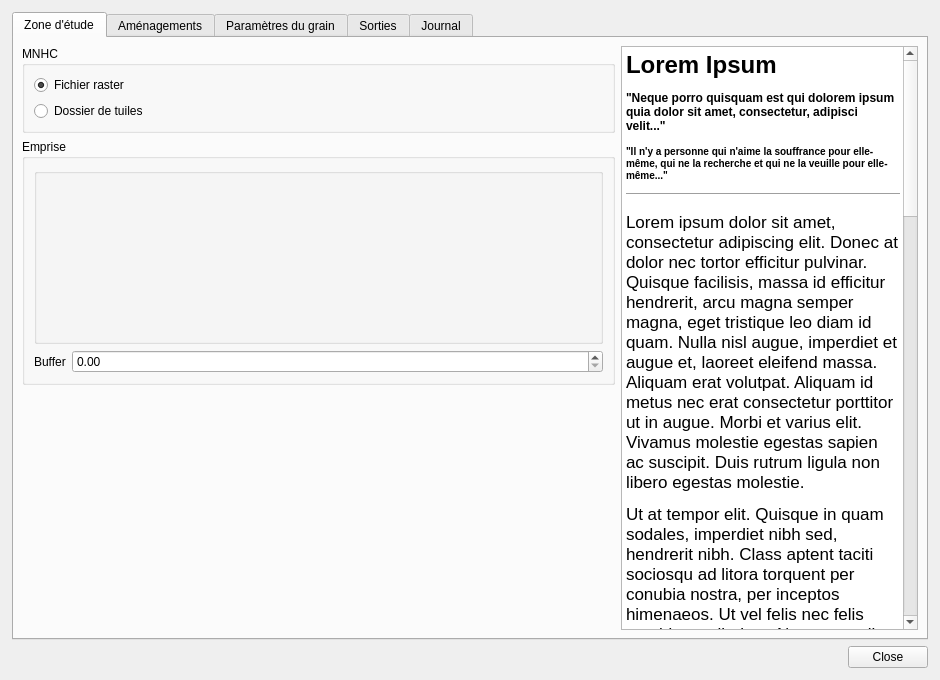
Old version of the form dialogs/chloe_grain_dialog.ui in the repository hboussard/chloe5_qgis.
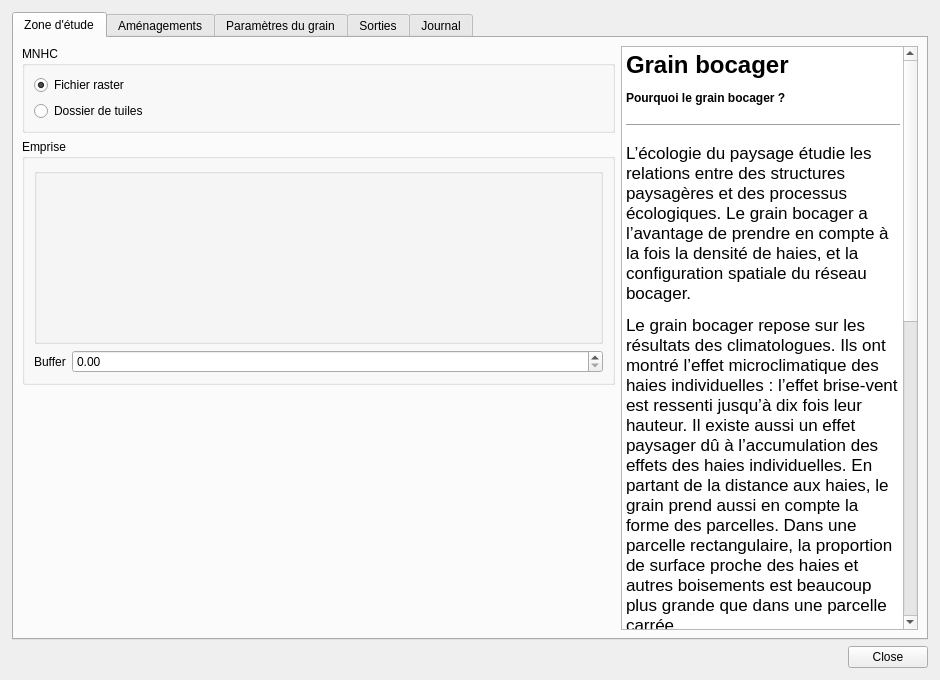
New version of the form. Custom widgets are drawn as their Qt base class.

Commit message: texte doc. grain bocager

Patch:
```diff
--- a/dialogs/chloe_grain_dialog.ui
+++ b/dialogs/chloe_grain_dialog.ui
@@ -172,15 +172,15 @@
 &lt;html&gt;&lt;head&gt;&lt;meta name=&quot;qrichtext&quot; content=&quot;1&quot; /&gt;&lt;style type=&quot;text/css&quot;&gt;
 p, li { white-space: pre-wrap; }
 &lt;/style&gt;&lt;/head&gt;&lt;body style=&quot; font-family:'.AppleSystemUIFont'; font-size:13pt; font-weight:400; font-style:normal;&quot;&gt;
-&lt;h1 style=&quot; margin-top:18px; margin-bottom:12px; margin-left:0px; margin-right:0px; -qt-block-indent:0; text-indent:0px;&quot;&gt;&lt;span style=&quot; font-size:xx-large; font-weight:600;&quot;&gt;Lorem Ipsum&lt;/span&gt;&lt;/h1&gt;
-&lt;h4 style=&quot; margin-top:12px; margin-bottom:12px; margin-left:0px; margin-right:0px; -qt-block-indent:0; text-indent:0px;&quot;&gt;&lt;span style=&quot; font-size:medium; font-weight:600;&quot;&gt;&amp;quot;Neque porro quisquam est qui dolorem ipsum quia dolor sit amet, consectetur, adipisci velit...&amp;quot;&lt;/span&gt;&lt;/h4&gt;
-&lt;h5 style=&quot; margin-top:12px; margin-bottom:4px; margin-left:0px; margin-right:0px; -qt-block-indent:0; text-indent:0px;&quot;&gt;&lt;span style=&quot; font-size:small; font-weight:600;&quot;&gt;&amp;quot;Il n'y a personne qui n'aime la souffrance pour elle-même, qui ne la recherche et qui ne la veuille pour elle-même...&amp;quot; &lt;/span&gt;&lt;/h5&gt;
+&lt;h1 style=&quot; margin-top:18px; margin-bottom:12px; margin-left:0px; margin-right:0px; -qt-block-indent:0; text-indent:0px;&quot;&gt;&lt;span style=&quot; font-size:xx-large; font-weight:600;&quot;&gt;Grain bocager&lt;/span&gt;&lt;/h1&gt;
+&lt;h4 style=&quot; margin-top:12px; margin-bottom:12px; margin-left:0px; margin-right:0px; -qt-block-indent:0; text-indent:0px;&quot;&gt;&lt;span style=&quot; font-size:medium; font-weight:600;&quot;&gt;Pourquoi le grain bocager ?&lt;/span&gt;&lt;/h4&gt;
 &lt;hr /&gt;
-&lt;p style=&quot; margin-top:12px; margin-bottom:12px; margin-left:0px; margin-right:0px; -qt-block-indent:0; text-indent:0px;&quot;&gt;&lt;a name=&quot;Content&quot;&gt;&lt;/a&gt;Lorem ipsum dolor sit amet, consectetur adipiscing elit. Donec at dolor nec tortor efficitur pulvinar. Quisque facilisis, massa id efficitur hendrerit, arcu magna semper magna, eget tristique leo diam id quam. Nulla nisl augue, imperdiet et augue et, laoreet eleifend massa. Aliquam erat volutpat. Aliquam id metus nec erat consectetur porttitor ut in augue. Morbi et varius elit. Vivamus molestie egestas sapien ac suscipit. Duis rutrum ligula non libero egestas molestie. &lt;/p&gt;
-&lt;p style=&quot; margin-top:12px; margin-bottom:12px; margin-left:0px; margin-right:0px; -qt-block-indent:0; text-indent:0px;&quot;&gt;Ut at tempor elit. Quisque in quam sodales, imperdiet nibh sed, hendrerit nibh. Class aptent taciti sociosqu ad litora torquent per conubia nostra, per inceptos himenaeos. Ut vel felis nec felis gravida vestibulum. Nunc est nulla, posuere vel venenatis at, facilisis et ipsum. Nullam pulvinar feugiat suscipit. Nulla malesuada ut mauris a consectetur. Phasellus vel erat a orci euismod convallis. Nunc accumsan magna augue, sed auctor mi vulputate eget. &lt;/p&gt;
-&lt;p style=&quot; margin-top:12px; margin-bottom:12px; margin-left:0px; margin-right:0px; -qt-block-indent:0; text-indent:0px;&quot;&gt;Quisque odio orci, dignissim a nisi imperdiet, dictum malesuada quam. Quisque vel neque ut orci posuere pretium. Nulla tristique congue erat sodales venenatis. In viverra quam justo, et lacinia orci rhoncus non. Etiam aliquam augue dolor, eu vestibulum leo aliquam et. Nunc tortor dui, cursus eget turpis ut, tincidunt ornare ante. Nunc pretium nibh in diam egestas tempor. Praesent metus odio, venenatis non mi quis, iaculis mattis neque. Aenean vitae dui vel erat interdum aliquam et eget nisi. Curabitur vel urna nunc. Sed vehicula efficitur rhoncus. Maecenas lobortis, sapien et accumsan bibendum, risus tellus ullamcorper urna, vel efficitur ex enim vitae purus. Morbi sagittis ornare nulla ut volutpat. In malesuada erat vitae egestas sagittis. Proin pharetra, purus eu lacinia viverra, turpis mauris molestie leo, id condimentum leo mi et risus. &lt;/p&gt;
-&lt;p style=&quot; margin-top:12px; margin-bottom:12px; margin-left:0px; margin-right:0px; -qt-block-indent:0; text-indent:0px;&quot;&gt;Vivamus pulvinar rutrum orci non semper. Aenean a magna eu ligula facilisis luctus. Fusce vel leo lectus. Quisque lacinia dolor id bibendum fermentum. Aenean id pellentesque neque. Aliquam imperdiet varius consectetur. Vestibulum a massa bibendum, efficitur magna eget, vehicula dolor. Vestibulum ornare ligula leo, ac sodales dui luctus at. Suspendisse et nunc blandit, tincidunt lectus nec, semper neque. Fusce orci elit, eleifend sed ultricies non, tincidunt scelerisque felis. Maecenas laoreet et ipsum quis aliquet. Lorem ipsum dolor sit amet, consectetur adipiscing elit. Praesent ut sapien nec ipsum aliquet viverra nec et diam. Nunc porttitor egestas porttitor. &lt;/p&gt;
-&lt;p style=&quot; margin-top:12px; margin-bottom:12px; margin-left:0px; margin-right:0px; -qt-block-indent:0; text-indent:0px;&quot;&gt;Vivamus sit amet porta erat. Etiam cursus lacus id enim sollicitudin vestibulum. Mauris malesuada dui vel leo tempus, non dictum magna ullamcorper. Donec interdum lacus nec sapien cursus, ut venenatis felis viverra. Maecenas diam nisi, ullamcorper ut diam non, lacinia ultricies augue. Duis rhoncus orci ultrices nisl pulvinar ultricies. Suspendisse risus metus, sodales et augue non, semper fermentum diam. Sed consequat condimentum felis sit amet congue. Nam ornare magna sit amet eros placerat, in rhoncus libero maximus. Integer ac hendrerit ex. Aliquam feugiat nec eros in sagittis. Nulla id tellus in metus ultricies ornare. &lt;/p&gt;&lt;/body&gt;&lt;/html&gt;</string>
+&lt;p style=&quot; margin-top:12px; margin-bottom:12px; margin-left:0px; margin-right:0px; -qt-block-indent:0; text-indent:0px;&quot;&gt;L’écologie du paysage étudie les relations entre des structures paysagères et des processus écologiques. Le grain bocager a l’avantage de prendre en compte à la fois la densité de haies, et la configuration spatiale du réseau bocager.&lt;/p&gt;
+&lt;p style=&quot; margin-top:12px; margin-bottom:12px; margin-left:0px; margin-right:0px; -qt-block-indent:0; text-indent:0px;&quot;&gt;Le grain bocager repose sur les résultats des climatologues. Ils ont montré l’effet microclimatique des haies individuelles : l’effet brise-vent est ressenti jusqu’à dix fois leur hauteur. Il existe aussi un effet paysager dû à l’accumulation des effets des haies individuelles. En partant de la distance aux haies, le grain prend aussi en compte la forme des parcelles. Dans une parcelle rectangulaire, la proportion de surface proche des haies et autres boisements est beaucoup plus grande que dans une parcelle carrée. &lt;/p&gt;
+&lt;p style=&quot; margin-top:12px; margin-bottom:12px; margin-left:0px; margin-right:0px; -qt-block-indent:0; text-indent:0px;&quot;&gt;Le grain est un indice qui varie entre 0 et 1 ; pour un paysage entièrement boisé, la valeur est 0, pour un paysage sans aucun boisement, elle est de 1. &lt;/p&gt;
+&lt;p style=&quot; margin-top:12px; margin-bottom:12px; margin-left:0px; margin-right:0px; -qt-block-indent:0; text-indent:0px;&quot;&gt;L’analyse de relevés de coléoptères carabiques dans 116 haies bretonnes a mis en évidence l’effet du grain, les captures étant trois fois plus nombreuses en deçà du seuil de 0,33.&lt;/p&gt;
+&lt;p style=&quot; margin-top:12px; margin-bottom:12px; margin-left:0px; margin-right:0px; -qt-block-indent:0; text-indent:0px;&quot;&gt;Il peut être utilisé dans diverses situations d’action ; gestion des haies d’exploitations agricoles, politique Trame Verte et Bleue des EPCI, aménagements de périmètres de protection de captage d’eau potable, atlas de biodiversité communal… avec l’objectif de maintenir les zones favorables, renforcer les zones sensibles et reconstruire les zones dégradées.&lt;/p&gt;
+&lt;p style=&quot; margin-top:12px; margin-bottom:12px; margin-left:0px; margin-right:0px; -qt-block-indent:0; text-indent:0px;&quot;&gt;Le grain bocager est un paramètre essentiel pour apprécier la capacité d’accueil de la biodiversité en agro-système bocager, en complément de la qualité intrinsèque de la haie évaluée par les indicateurs du plan de gestion durable des haies (PGDH). &lt;/p&gt;&lt;/body&gt;&lt;/html&gt;</string>
          </property>
         </widget>
        </item>
```
Left out of the diff: 48 changed lines with no effect on the pictures.
